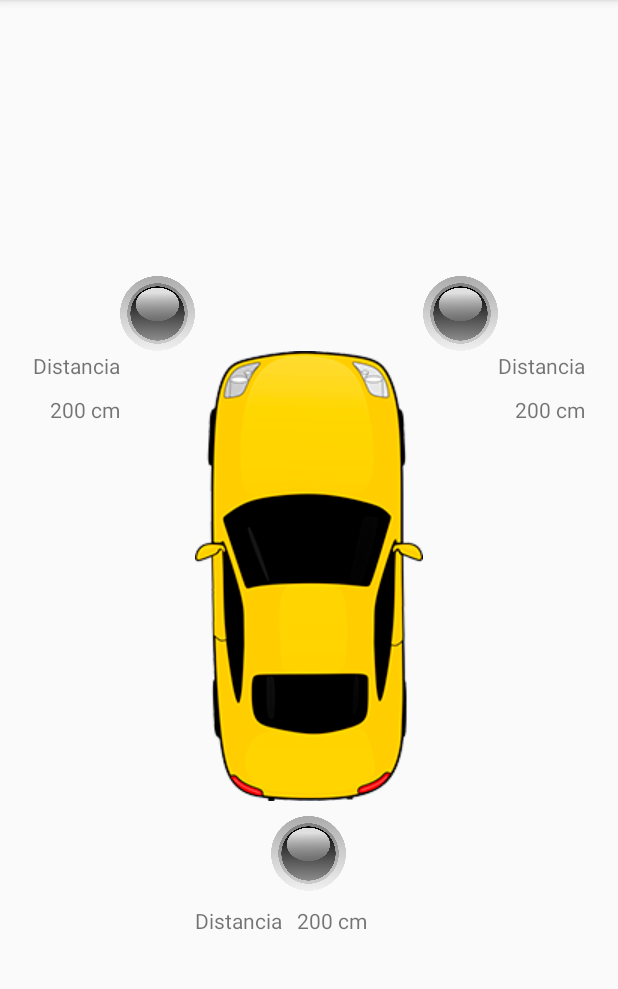
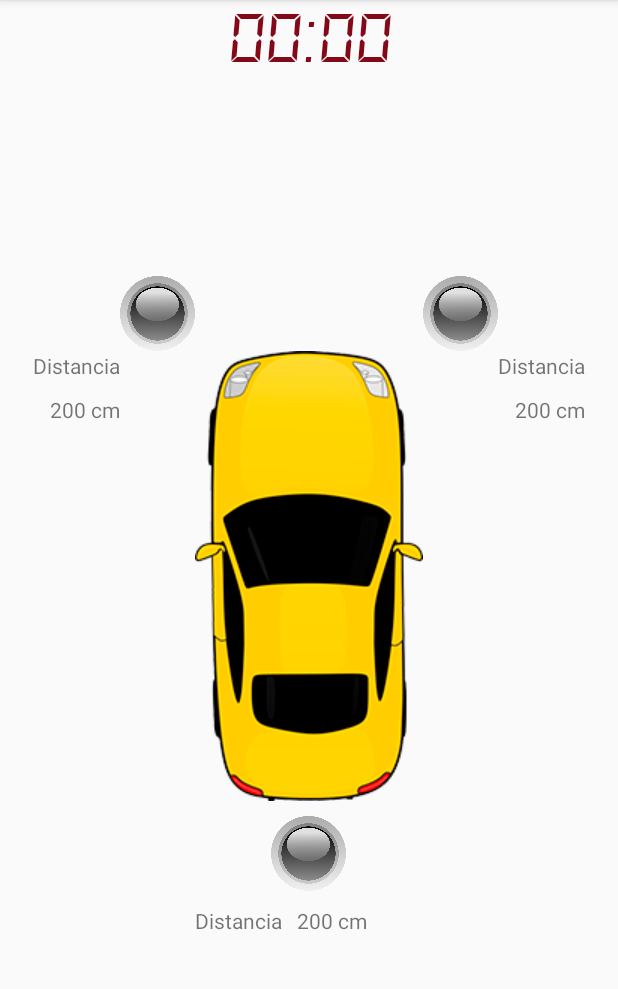
Before and after one commit to Galandrus/EstacionamientoAsistidoApp, an Android app: the screen it shows after launch (UserInterfaz), on a phone screen of 412 x 824 dp, the part 84-1073 px from its top. Run offline under Robolectric (Android 15) with nearby library versions, the phone set to English and light mode, and no system bars.

Commit message:
Vista creada

```diff
--- a/app/src/main/AndroidManifest.xml
+++ b/app/src/main/AndroidManifest.xml
@@ -2,7 +2,7 @@
 <manifest xmlns:android="http://schemas.android.com/apk/res/android"
     package="ar.edu.unlp.info.pacamag.estacionamientoasistido">
 
-    /* *** Activa los permisos necesarios para conectarse por BlueTooth *** */
+    <!--- Activa los permisos necesarios para conectarse por BlueTooth  -->
     <uses-permission android:name="android.permission.BLUETOOTH"/>
     <uses-permission android:name="android.permission.BLUETOOTH_ADMIN"/>
 
@@ -23,3 +23,12 @@
     </application>
 
 </manifest>
+
+
+    <!---
+
+    Crear base de datos para almacenar los tiempos
+    conectat bluetooht con la app
+
+
+    -->
--- a/app/src/main/res/layout/activity_user_interfaz.xml
+++ b/app/src/main/res/layout/activity_user_interfaz.xml
@@ -13,6 +13,16 @@
         android:layout_height="wrap_content"
         android:layout_centerInParent="true"
         android:src="@drawable/auto" />
+
+    <TextView
+        android:id="@+id/timer"
+        style="@style/timer"
+        android:layout_width="wrap_content"
+        android:layout_height="wrap_content"
+        android:layout_alignParentTop="true"
+        android:layout_centerHorizontal="true"
+        android:fontFamily="@font/timer2"
+        android:text="@string/timer" />
 
     <ImageView
         android:id="@+id/ledLeftImagen"
--- a/app/src/main/res/values/colors.xml
+++ b/app/src/main/res/values/colors.xml
@@ -3,4 +3,5 @@
     <color name="colorPrimary">#3F51B5</color>
     <color name="colorPrimaryDark">#303F9F</color>
     <color name="colorAccent">#FF4081</color>
+    <color name="colorTimer">#830818</color>
 </resources>
--- a/app/src/main/res/values/strings.xml
+++ b/app/src/main/res/values/strings.xml
@@ -2,4 +2,5 @@
     <string name="app_name">Estacionamiento Asistido</string>
     <string name="Distancia">Distancia</string>
     <string name="ejemploDistancia">200 cm</string>
+    <string name="timer">00:00</string>
 </resources>
--- a/app/src/main/res/values/styles.xml
+++ b/app/src/main/res/values/styles.xml
@@ -8,4 +8,11 @@
         <item name="colorAccent">@color/colorAccent</item>
     </style>
 
+    <style name="timer">
+        <item name="android:textSize">50sp</item>
+        <item name="android:textColor">@color/colorTimer</item>
+
+
+    </style>
+
 </resources>
```
Also changed, not shown: app/src/main/res/font/timer.ttf (added), app/src/main/res/font/timer2.ttf (added), 3 other files.
